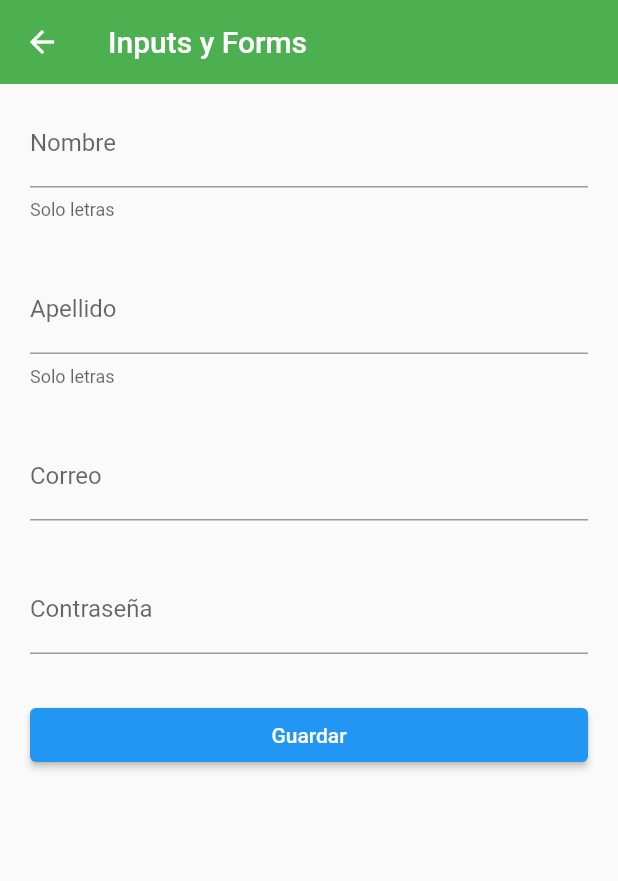
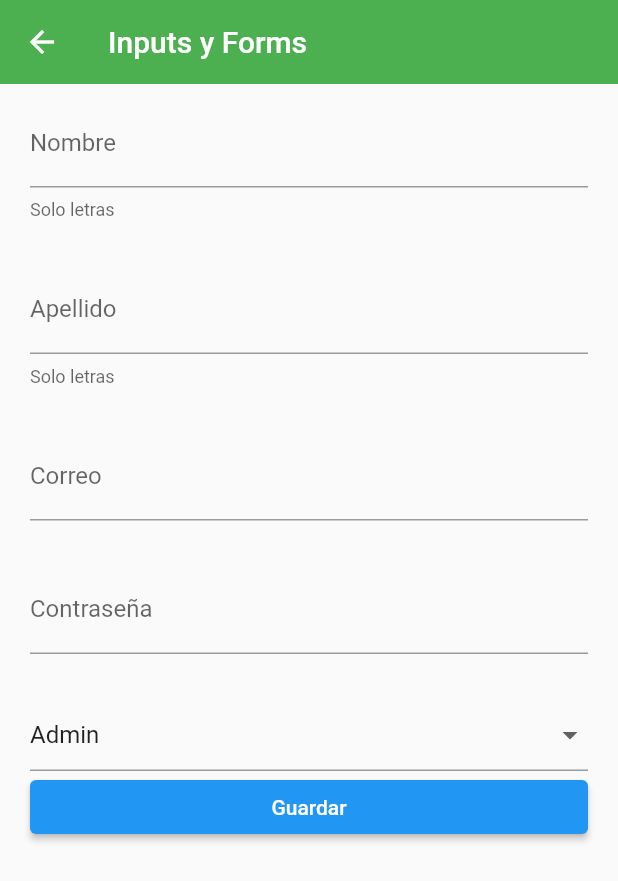
Before and after one commit to Anastasiia88Z/fl_components, a Flutter app: the InputsScreen screen opened by its route, on a phone screen of 412 x 824 dp. Shown: the top 881 px of the screen. Run offline on Flutter 3.47's test engine with Material 2 defaults, Android fonts, the phone set to English and light mode, and no system bars.

Commit message:
add button form

```diff
--- a/flutter_application_1/lib/screens/input_screen.dart
+++ b/flutter_application_1/lib/screens/input_screen.dart
@@ -27,30 +27,55 @@ class InputsScreen extends StatelessWidget {
               key: myFormKey,
               child: Column(
                 children: [
-                  const CustomInputField(
+                  CustomInputField(
                     labelText: 'Nombre',
                     hintText: 'Nombre del usuario',
                     helperText: 'Solo letras',
+                    formValues: formValues,
+                    formProperty: 'first_name',
                   ),
                   const SizedBox(height: 30),
-                  const CustomInputField(
+                  CustomInputField(
                     labelText: 'Apellido',
                     hintText: 'Apellido del usuario',
                     helperText: 'Solo letras',
+                    formValues: formValues,
+                    formProperty: 'last_name',
                   ),
                   const SizedBox(height: 30),
-                  const CustomInputField(
+                  CustomInputField(
                     labelText: 'Correo',
                     hintText: 'Correo del usuario',
                     keyboardType: TextInputType.emailAddress,
+                    formValues: formValues,
+                    formProperty: 'email',
                   ),
                   const SizedBox(height: 30),
-                  const CustomInputField(
+                  CustomInputField(
                     labelText: 'Contraseña',
                     hintText: 'Contraseña del usuario',
                     obscureText: true,
+                    formValues: formValues,
+                    formProperty: 'password',
                   ),
                   const SizedBox(height: 30),
+                  DropdownButtonFormField<String>(
+                    value: 'Admin',
+                    items: const [
+                      DropdownMenuItem(value: 'Admin', child: Text('Admin')),
+                      DropdownMenuItem(
+                          value: 'Superuser', child: Text('Superuser')),
+                      DropdownMenuItem(
+                          value: 'Developer', child: Text('Developer')),
+                      DropdownMenuItem(
+                          value: 'Junior Developer',
+                          child: Text('Junior Developer'))
+                    ],
+                    onChanged: (value) {
+                      print(value);
+                      formValues['role'] = value ?? 'Admin';
+                    },
+                  ),
                   ElevatedButton(
                     child: const SizedBox(
                       width: double.infinity,
--- a/flutter_application_1/lib/widgets/custom_input_field.dart
+++ b/flutter_application_1/lib/widgets/custom_input_field.dart
@@ -8,6 +8,8 @@ class CustomInputField extends StatelessWidget {
   final IconData? suffixIcon;
   final TextInputType? keyboardType;
   final bool obscureText;
+  final String formProperty;
+  final Map<String, String> formValues;
 
   const CustomInputField(
       {Key? key,
@@ -17,7 +19,9 @@ class CustomInputField extends StatelessWidget {
       this.icon,
       this.suffixIcon,
       this.keyboardType,
-      this.obscureText = false})
+      this.obscureText = false,
+      required this.formProperty,
+      required this.formValues})
       : super(key: key);
 
   get value => null;
@@ -30,9 +34,7 @@ class CustomInputField extends StatelessWidget {
       keyboardType: keyboardType,
       obscureText: obscureText,
       textCapitalization: TextCapitalization.words,
-      onChanged: (value) {
-        print('value: $value');
-      },
+      onChanged: (value) => {formValues[formProperty] = value},
       validator: (value) {
         if (value == null) return 'Este campo es requerido';
         return value.length < 3 ? 'Minimo de 3 letras' : null;
```
